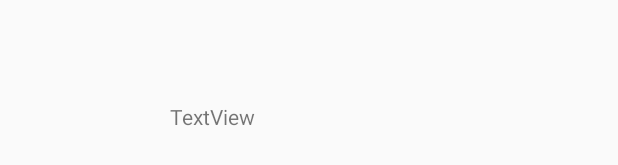
After one commit to ssachnof/Carpooly, an Android app: the layout activity_ride_controller.xml on its own in the app's theme, with its tools: preview values and no code run, on a phone screen of 412 x 824 dp. The commit adds this screen. Shown: the part 178-343 px from the top of the screen. Run offline under Robolectric (Android 15) with nearby library versions, the phone set to English and light mode, and no system bars.

```diff
--- a/app/src/main/AndroidManifest.xml
+++ b/app/src/main/AndroidManifest.xml
@@ -9,7 +9,8 @@
         android:roundIcon="@mipmap/ic_launcher_round"
         android:supportsRtl="true"
         android:theme="@style/AppTheme">
-        <activity android:name=".Controller.CreateRideActivity"></activity>
+        <activity android:name=".RideController"></activity>
+        <activity android:name=".Controller.CreateRideActivity" />
         <activity
             android:name=".Controller.AccountControl"
             android:parentActivityName=".Controller.DisplayHomeScreen" />
--- /dev/null
+++ b/app/src/main/res/layout/activity_ride_controller.xml
@@ -0,0 +1,20 @@
+<?xml version="1.0" encoding="utf-8"?>
+<android.support.constraint.ConstraintLayout xmlns:android="http://schemas.android.com/apk/res/android"
+    xmlns:app="http://schemas.android.com/apk/res-auto"
+    xmlns:tools="http://schemas.android.com/tools"
+    android:layout_width="match_parent"
+    android:layout_height="match_parent"
+    tools:context=".RideController">
+
+    <TextView
+        android:id="@+id/rd"
+        android:layout_width="186dp"
+        android:layout_height="76dp"
+        android:layout_marginTop="140dp"
+        android:layout_marginBottom="515dp"
+        android:text="TextView"
+        app:layout_constraintBottom_toBottomOf="parent"
+        app:layout_constraintEnd_toEndOf="parent"
+        app:layout_constraintStart_toStartOf="parent"
+        app:layout_constraintTop_toTopOf="parent" />
+</android.support.constraint.ConstraintLayout>
```
Also changed, not shown: app/src/main/java/com/example/carpooly/Controller/CreateRideActivity.java (+24 -5 lines), app/src/main/java/com/example/carpooly/Controller/DisplayHomeScreen.java (+32 -4 lines), app/src/main/java/com/example/carpooly/Model/RideModel.java (+3 -5 lines), app/src/main/java/com/example/carpooly/Model/UserInfoModel.java (+11 -14 lines), app/src/main/java/com/example/carpooly/Model/UsersSearch.java (added, +40 -0 lines), app/src/main/java/com/example/carpooly/RideController.java (added, +13 -0 lines), app/src/main/java/com/example/carpooly/Search.java (added, +17 -0 lines), app/src/main/res/layout/home_screen.xml (+17 -0 lines).
